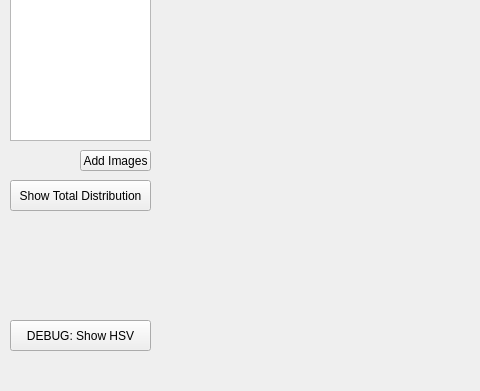
This is mainwindow.ui in peterooch/DigiFerro as Qt 5 draws it before an edit; both pictures show x 0 to 480 and y 309 to 700 of the 1008 by 700 pixel window. The edited form follows.
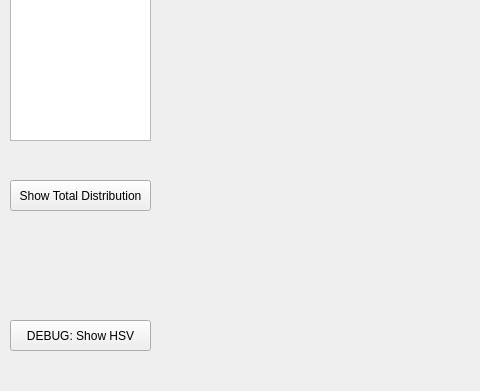
This is the edited form.

```diff
--- a/mainwindow.ui
+++ b/mainwindow.ui
@@ -137,7 +137,7 @@
      <string/>
     </property>
    </widget>
-   <widget class="QPushButton" name="addButton">
+   <!-- <widget class="QPushButton" name="addButton">
     <property name="geometry">
      <rect>
       <x>80</x>
@@ -149,7 +149,7 @@
     <property name="text">
      <string>Add Images</string>
     </property>
-   </widget>
+   </widget> -->
    <widget class="QCheckBox" name="rectCBox">
     <property name="geometry">
      <rect>
```
